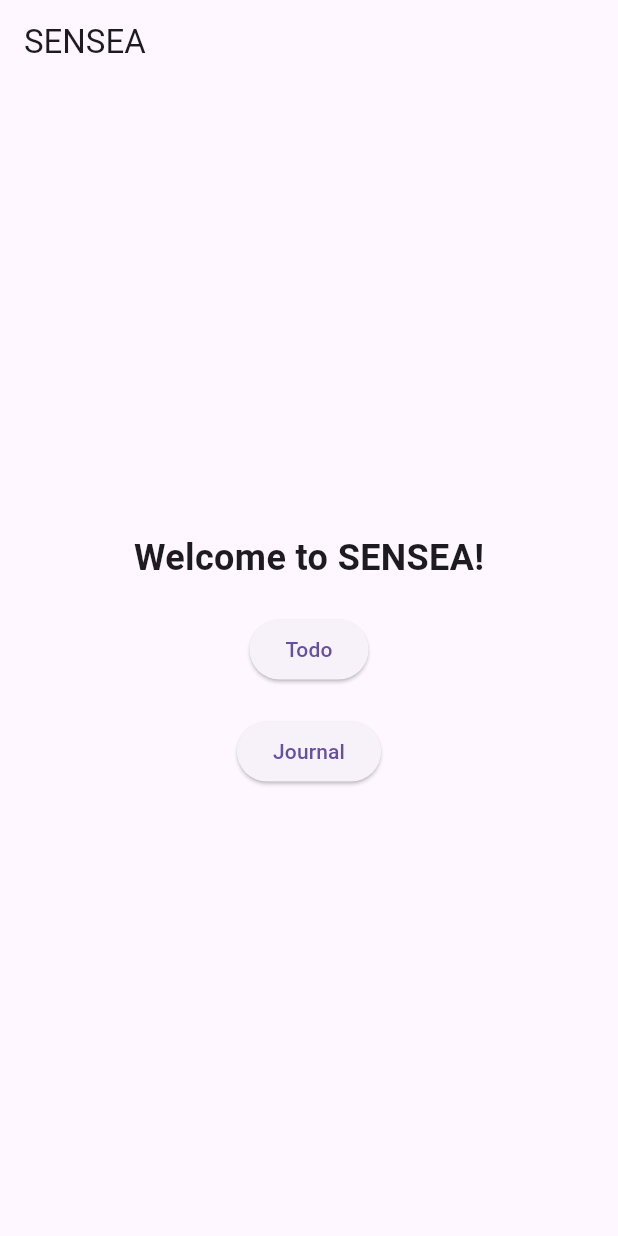
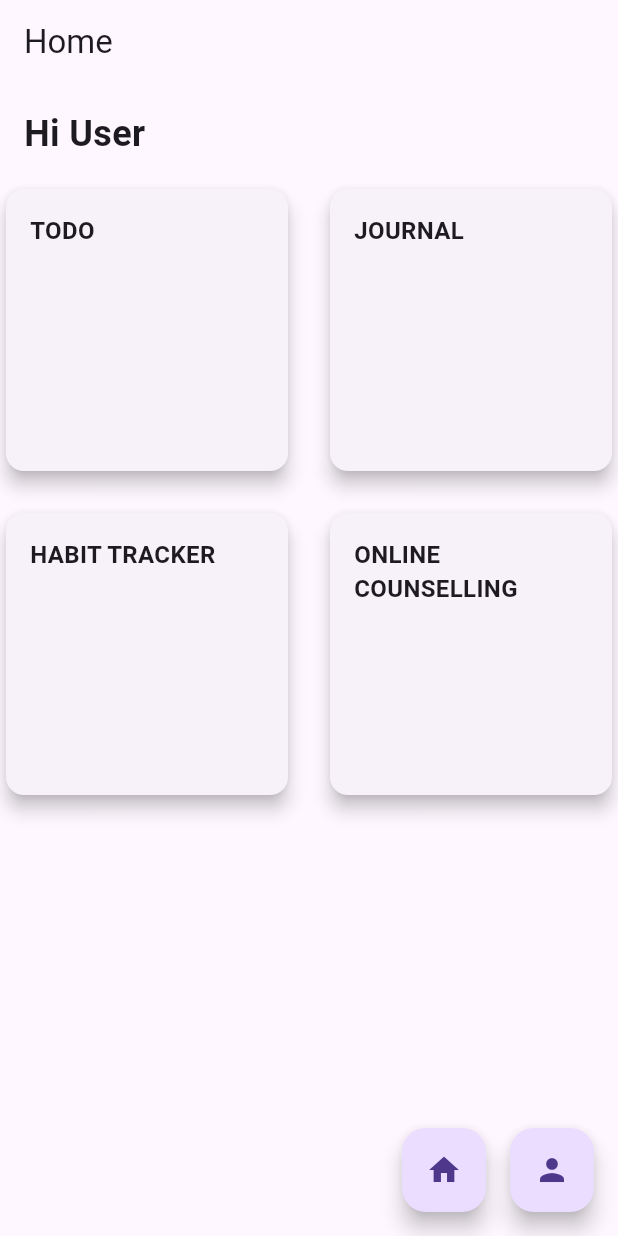
Before and after one commit to vi-8086/SENSEA, a Flutter app: the screen it shows after launch, on a phone screen of 412 x 824 dp. Run offline on Flutter 3.47's test engine with Material 3 defaults, Android fonts, the phone set to English and light mode, and no system bars; statements that could not run were skipped.

Commit message:
Update main.dart

```diff
--- a/lib/main.dart
+++ b/lib/main.dart
@@ -1,4 +1,9 @@
 import 'package:flutter/material.dart';
+import 'package:sensea/screens/todo.dart';
+import 'package:sensea/screens/journal.dart';
+import 'package:sensea/screens/habit tracker.dart';
+import 'package:sensea/screens/counsel.dart';
+
 
 void main() {
   runApp(MyApp());
@@ -8,10 +13,7 @@ class MyApp extends StatelessWidget {
   @override
   Widget build(BuildContext context) {
     return MaterialApp(
-      title: 'SENSEA',
-      theme: ThemeData(
-        primarySwatch: Colors.blue,
-      ),
+      title: '',
       home: HomePage(),
     );
   }
@@ -22,31 +24,79 @@ class HomePage extends StatelessWidget {
   Widget build(BuildContext context) {
     return Scaffold(
       appBar: AppBar(
-        title: Text('SENSEA'),
+        title: Text('Home'),
       ),
-      body: Center(
-        child: Column(
-          mainAxisAlignment: MainAxisAlignment.center,
-          children: <Widget>[
-            Text(
-              'Welcome to SENSEA!',
-              style: TextStyle(fontSize: 24.0, fontWeight: FontWeight.bold),
+      body: Column(
+        crossAxisAlignment: CrossAxisAlignment.start,
+        children: [
+          Padding(
+            padding: const EdgeInsets.all(16.0),
+            child: Text(
+              'Hi User',
+              style: TextStyle(fontSize: 24, fontWeight: FontWeight.bold),
             ),
-            SizedBox(height: 20.0),
-            ElevatedButton(
-              onPressed: () {
-                // Navigate to Todo page
-              },
-              child: Text('Todo'),
+          ),
+          Expanded(
+            child: GridView.count(
+              crossAxisCount: 2,
+              mainAxisSpacing: 20.0,
+              crossAxisSpacing: 20.0,
+              children: [
+                _buildCard(context, 'TODO',
+                    TodoPage()), // Navigate to TodoPage when tapped
+                _buildCard(context, 'JOURNAL',
+                    JournalPage()), // Navigate to JournalPage when tapped
+                _buildCard(context, 'HABIT TRACKER',
+                    HabitTrackerPage()), // Navigate to HabitTrackerPage when tapped
+                _buildCard(context, 'ONLINE COUNSELLING',
+                    CounselingPage()), // Navigate to CounselingPage when tapped
+                // Add more functionality cards as needed
+              ],
             ),
-            SizedBox(height: 20.0),
-            ElevatedButton(
-              onPressed: () {
-                // Navigate to Journal page
-              },
-              child: Text('Journal'),
+          ),
+        ],
+      ),
+      floatingActionButton: Row(
+        mainAxisAlignment: MainAxisAlignment.end,
+        children: [
+          FloatingActionButton(
+            onPressed: () {
+              // Navigate to home screen
+            },
+            child: Icon(Icons.home),
+          ),
+          SizedBox(width: 16),
+          FloatingActionButton(
+            onPressed: () {
+              // Navigate to profile screen
+            },
+            child: Icon(Icons.person),
+          ),
+        ],
+      ),
+    );
+  }
+
+  Widget _buildCard(BuildContext context, String title, Widget page) {
+    return Card(
+      elevation: 5.0,
+      child: InkWell(
+        onTap: () {
+          // Navigate to respective functionality screen
+          Navigator.push(
+            context,
+            MaterialPageRoute(builder: (context) => page),
+          );
+        },
+        child: Padding(
+          padding: const EdgeInsets.all(16.0),
+          child: Text(
+            title,
+            style: TextStyle(
+              fontWeight: FontWeight.bold,
+              fontSize: 16.0,
             ),
-          ],
+          ),
         ),
       ),
     );
```
